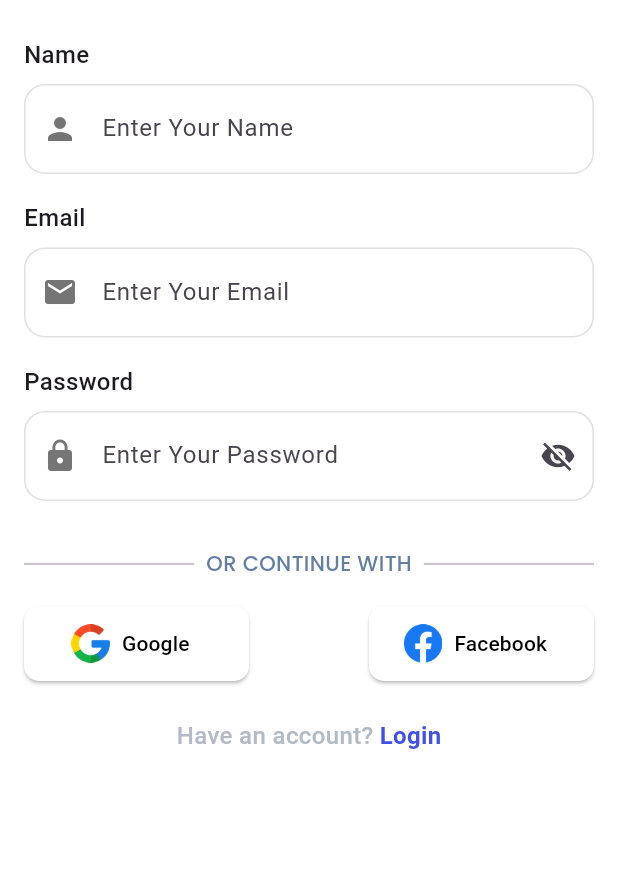
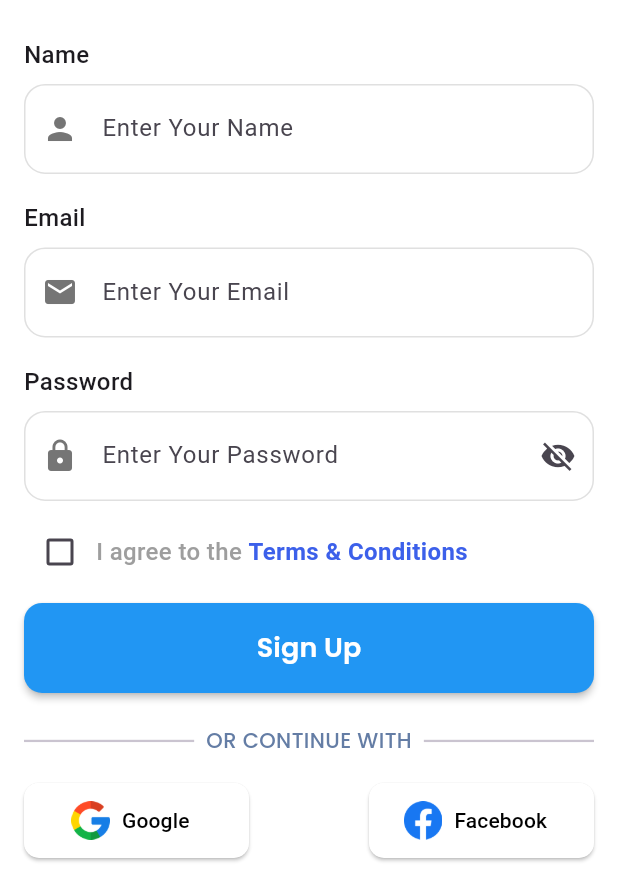
Before and after one commit to SUDIPSHIT777/lifeos, a Flutter app: the Signupscreen screen opened by its route, on a phone screen of 412 x 824 dp, the part 363-1236 px from its top. Run offline on Flutter 3.47's test engine with Material 3 defaults, Android fonts, the phone set to English and light mode, and no system bars; drawn by our look-alikes of auto_size_text; our stand-ins replace audioplayers, cloud_firestore, firebase_auth, firebase_core, flutter_dotenv, geolocator and 7 more; missing offline and left inert: gpt_markdown; accounts and stored records are empty; network calls fail.

Commit message:
all login method done all fix

```diff
--- a/lib/login/signupscreen/ui/signupscreen.dart
+++ b/lib/login/signupscreen/ui/signupscreen.dart
@@ -5,6 +5,7 @@ import 'package:go_router/go_router.dart';
 import 'package:google_fonts/google_fonts.dart';
 import 'package:lifeos/login/googleauth/googleauth.dart';
 import 'package:lifeos/login/signupscreen/controller/signupcontroller.dart';
+import 'package:lifeos/login/signupscreen/controller/signupprovider.dart';
 import 'package:lifeos/login/signupscreen/controller/signupvalidation.dart';
 import 'package:provider/provider.dart';
 
@@ -139,76 +140,79 @@ class _SignupscreenState extends State<Signupscreen> {
                         ),
                       ),
                       const SizedBox(height: 10),
-                      // Row(
-                      //   children: [
-                      //     Checkbox(
-                      //       value: signup.isChecked,
-                      //       onChanged: (value) =>
-                      //           signup.toggleCheckbox(value!),
-                      //     ),
-                      //     AutoSizeText(
-                      //       "I agree to the ",
-                      //       style: TextStyle(
-                      //         fontWeight: FontWeight.w500,
-                      //         fontSize: 16,
-                      //         color: Colors.grey,
-                      //       ),
-                      //     ),
-                      //     AutoSizeText(
-                      //       "Terms & Conditions",
-                      //       style: TextStyle(
-                      //         fontWeight: FontWeight.bold,
-                      //         fontSize: 16,
-                      //         color: Color(0xFF3C60EA),
-                      //       ),
-                      //     ),
-                      //   ],
-                      // ),
-                      // const SizedBox(height: 10),
-                      // SizedBox(
-                      //   width: double.infinity,
-                      //   height: 60,
-                      //   child: Consumer<SignupProvider>(
-                      //     builder: (context, signupvalue, child) =>
-                      //         ElevatedButton(
-                      //           onPressed: signupvalue.isLoading
-                      //               ? null
-                      //               : () async {
-                      //                   if (formkey.currentState!.validate()) {
-                      //                     await signupvalue.signup(
-                      //                       context: context,
-                      //                       email: email.text,
-                      //                       password: password.text,
-                      //                       name: name.text,
-                      //                     );
-                      //                   }
-                      //                   email.clear();
-                      //                   password.clear();
-                      //                   name.clear();
-                      //                 },
+                      Consumer<Signupprovider>(
+                        builder: (context, signup, child) => Row(
+                          children: [
+                            Checkbox(
+                              value: signup.isChecked,
+                              onChanged: (value) =>
+                                  signup.toggleCheckbox(value!),
+                            ),
+                            AutoSizeText(
+                              "I agree to the ",
+                              style: TextStyle(
+                                fontWeight: FontWeight.w500,
+                                fontSize: 16,
+                                color: Colors.grey,
+                              ),
+                            ),
+                            AutoSizeText(
+                              "Terms & Conditions",
+                              style: TextStyle(
+                                fontWeight: FontWeight.bold,
+                                fontSize: 16,
+                                color: Color(0xFF3C60EA),
+                              ),
+                            ),
+                          ],
+                        ),
+                      ),
+                      const SizedBox(height: 10),
+                      SizedBox(
+                        width: double.infinity,
+                        height: 60,
+                        child: Consumer<Signupprovider>(
+                          builder: (context, signupvalue, child) =>
+                              ElevatedButton(
+                                onPressed: signupvalue.isLoading
+                                    ? null
+                                    : () async {
+                                        if (formkey.currentState!.validate()) {
+                                          await signupvalue.signup(
+                                            context: context,
+                                            email: email.text,
+                                            password: password.text,
+                                            name: name.text,
+                                          );
+                                          context.go('/');
+                                        }
+                                        email.clear();
+                                        password.clear();
+                                        name.clear();
+                                      },
 
-                      //           style: ElevatedButton.styleFrom(
-                      //             elevation: 2,
-                      //             backgroundColor: Colors.blue,
-                      //             foregroundColor: Colors.white,
-                      //             shape: RoundedRectangleBorder(
-                      //               borderRadius: BorderRadius.circular(12),
-                      //             ),
-                      //           ),
-                      //           child: signupvalue.isLoading
-                      //               ? const CircularProgressIndicator(
-                      //                   color: Colors.white,
-                      //                 )
-                      //               : AutoSizeText(
-                      //                   "Sign Up",
-                      //                   style: GoogleFonts.poppins(
-                      //                     fontSize: 18,
-                      //                     fontWeight: FontWeight.w600,
-                      //                   ),
-                      //                 ),
-                      //         ),
-                      //   ),
-                      // ),
+                                style: ElevatedButton.styleFrom(
+                                  elevation: 2,
+                                  backgroundColor: Colors.blue,
+                                  foregroundColor: Colors.white,
+                                  shape: RoundedRectangleBorder(
+                                    borderRadius: BorderRadius.circular(12),
+                                  ),
+                                ),
+                                child: signupvalue.isLoading
+                                    ? const CircularProgressIndicator(
+                                        color: Colors.white,
+                                      )
+                                    : AutoSizeText(
+                                        "Sign Up",
+                                        style: GoogleFonts.poppins(
+                                          fontSize: 18,
+                                          fontWeight: FontWeight.w600,
+                                        ),
+                                      ),
+                              ),
+                        ),
+                      ),
                       const SizedBox(height: 22),
                       Row(
                         mainAxisAlignment: MainAxisAlignment.center,
--- a/lib/main.dart
+++ b/lib/main.dart
@@ -9,6 +9,8 @@ import 'package:lifeos/feature/splashscreen/splashprovider.dart';
 import 'package:lifeos/feature/tasks/controller/allupdatefunction.dart';
 import 'package:lifeos/feature/tasks/controller/taskprovider.dart';
 import 'package:lifeos/login/googleauth/googleauth.dart';
+import 'package:lifeos/login/loginscreen/controller/loginprovider.dart';
+import 'package:lifeos/login/signupscreen/controller/signupprovider.dart';
 import 'package:lifeos/routes/routes.dart';
 import 'package:firebase_core/firebase_core.dart';
 import 'package:provider/provider.dart';
@@ -32,6 +34,8 @@ void main() async {
         ChangeNotifierProvider(create: (context) => WeatherProvider()),
         ChangeNotifierProvider(create: (context) => DateTimeProvider()),
         ChangeNotifierProvider(create: (context) => Deepsheekprovider()),
+        ChangeNotifierProvider(create: (context) => Signupprovider()),
+        ChangeNotifierProvider(create: (context) => Loginprovider()),
       ],
       child: const MyApp(),
     ),
```
Also changed, not shown: lib/login/loginscreen/controller/loginprovider.dart (added, +50 -0 lines), lib/login/loginscreen/ui/loginscreen.dart (+40 -38 lines), lib/login/signupscreen/controller/signupprovider.dart (added, +67 -0 lines), lib/feature/ai_assistant/ui/aidashboard.dart (line endings or trailing spaces).
